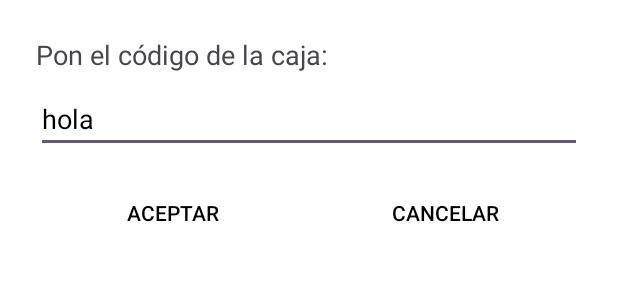
After one commit to paumai37/ProyeIoT, an Android app: the layout popup_crear_caja.xml on its own in the app's theme, with its tools: preview values and no code run, on a phone screen of 412 x 824 dp. The commit adds this screen. Shown: the top 300 px of the screen. Run offline under Robolectric (Android 15) with nearby library versions, the phone set to English and light mode, and no system bars.

Commit message:
popup añadir cajas y cambiar otra vez colores

```diff
--- a/app/src/main/java/com/example/proyeiot/MainActivity.java
+++ b/app/src/main/java/com/example/proyeiot/MainActivity.java
@@ -1,8 +1,10 @@
 package com.example.proyeiot;
 
+import android.app.AlertDialog;
 import android.content.Intent;
 import android.os.Bundle;
 import android.view.View;
+import android.widget.Button;
 import android.widget.EditText;
 import android.widget.Toast;
 
@@ -25,11 +27,15 @@ public class MainActivity extends AppCompatActivity {
     protected void onCreate(Bundle savedInstanceState) {
         super.onCreate(savedInstanceState);
         setContentView(R.layout.activity_main);
+
         findViewById(R.id.btnGoRegister).setOnClickListener(this::pgregister);
         findViewById(R.id.btnRegister2).setOnClickListener(this::sesiongoogle);
         findViewById(R.id.btnLogin).setOnClickListener(this::login);
         findViewById(R.id.btnRecu).setOnClickListener(this::unknownpassword);
+
+
     }
+
 
 
     void sesiongoogle(View v) {
--- /dev/null
+++ b/app/src/main/res/layout/popup_crear_caja.xml
@@ -0,0 +1,50 @@
+<?xml version="1.0" encoding="utf-8"?>
+<LinearLayout xmlns:android="http://schemas.android.com/apk/res/android"
+    android:layout_width="match_parent"
+    android:layout_height="wrap_content"
+    android:orientation="vertical"
+    android:padding="24dp">
+
+    <TextView
+        android:layout_width="wrap_content"
+        android:layout_height="wrap_content"
+        android:text="Pon el código de la caja:"
+        android:textSize="18sp" />
+
+    <EditText
+        android:id="@+id/etCodigo"
+        android:layout_width="match_parent"
+        android:layout_height="wrap_content"
+        android:layout_marginTop="8dp"
+        android:inputType="text"
+        android:textColor="@color/texto_1"
+        android:text="hola"
+        android:maxLines="1" />
+
+    <LinearLayout
+        android:layout_width="match_parent"
+        android:layout_height="wrap_content"
+        android:layout_marginTop="16dp"
+        android:orientation="horizontal">
+
+        <Button
+            android:id="@+id/btnAceptar"
+            style="?android:attr/borderlessButtonStyle"
+            android:layout_width="0dp"
+            android:layout_height="wrap_content"
+            android:layout_weight="1"
+            android:textColor="@color/texto_1"
+            android:text="Aceptar"
+            />
+
+        <Button
+            android:id="@+id/btnCancelar"
+            style="?android:attr/borderlessButtonStyle"
+            android:layout_width="0dp"
+            android:layout_height="wrap_content"
+            android:layout_weight="1"
+            android:textColor="@color/texto_1"
+            android:text="Cancelar"
+            />
+    </LinearLayout>
+</LinearLayout>
--- a/app/src/main/res/values-night/colors.xml
+++ b/app/src/main/res/values-night/colors.xml
@@ -14,9 +14,9 @@
     <color name="color_negro">#000000</color>
 
     <!-- textos -->
-    <color name="texto_1">#FF000000</color>
+    <color name="texto_1">#FFFFFF</color>
     <color name="texto_2">#383838</color>
-    <color name="texto_3">#FFFFFF</color>
+    <color name="texto_3">#FF000000</color>
     <color name="texto_sub">#9A9A9A</color>
 
     <color name="texto_cajas">#FFFFFF</color>
--- a/app/src/main/res/values-night/themes.xml
+++ b/app/src/main/res/values-night/themes.xml
@@ -13,7 +13,7 @@
 
     <style name="boton_1" parent="Widget.Material3.Button">
         <item name="backgroundTint">@color/boton_fondo</item>
-        <item name="android:textColor">@color/boton_texto</item>
+        <item name="android:textColor">@color/color_negro</item>
     </style>
 
     <style name="boton_2" parent="Widget.Material3.OverflowLinearLayout">
--- a/app/src/main/res/values/themes.xml
+++ b/app/src/main/res/values/themes.xml
@@ -13,7 +13,7 @@
 
     <style name="boton_1" parent="Widget.Material3.Button">
         <item name="backgroundTint">@color/boton_fondo</item>
-        <item name="android:textColor">@color/boton_texto</item>
+        <item name="android:textColor">@color/color_negro</item>
     </style>
 
     <style name="boton_ajustes" parent="Widget.Material3.OverflowLinearLayout">
```
Also changed, not shown: app/src/main/java/com/example/proyeiot/cajasActivity.java (+34 -0 lines).
